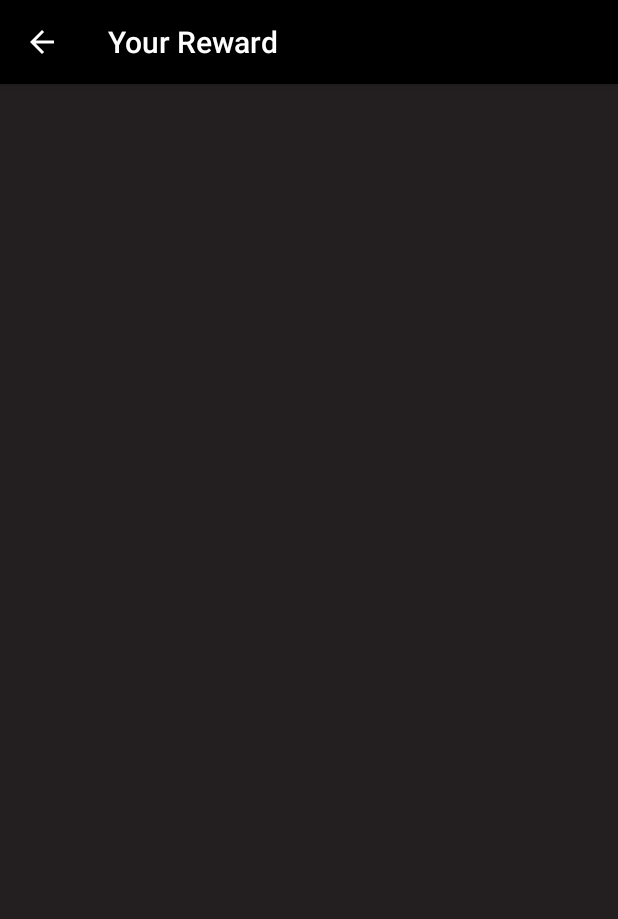
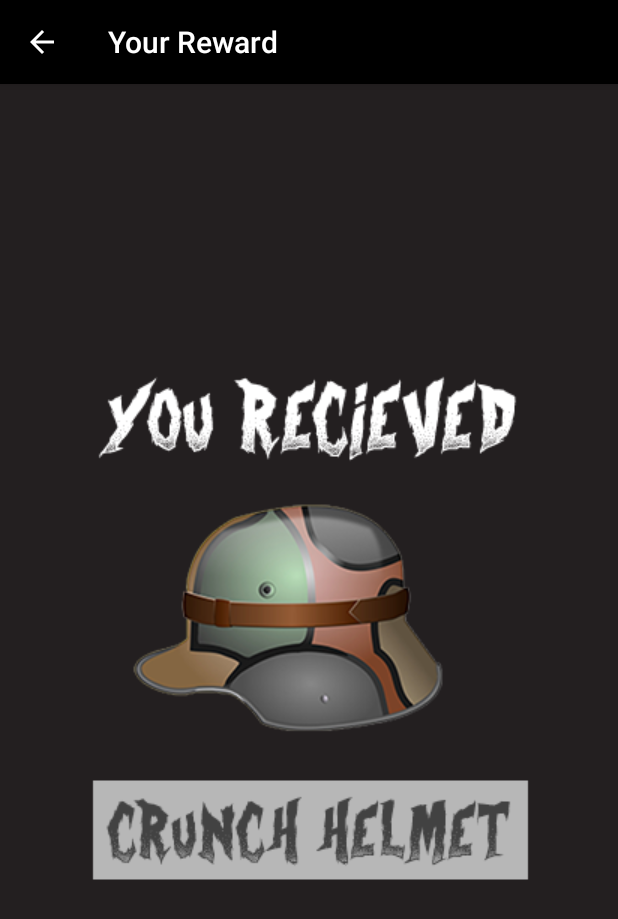
Before and after one commit to bigmonte/NecromancyCompanionApp, an Android app: the OpenedReward screen opened directly, with no data from a screen before it, on a phone screen of 412 x 824 dp. Shown: the top 919 px of the screen. Run offline under Robolectric (Android 15) with nearby library versions, the light colour scheme and no system bars.

Commit message:
temp image added in the opened gift activity

```diff
--- a/app/src/main/res/layout/activity_opened_reward.xml
+++ b/app/src/main/res/layout/activity_opened_reward.xml
@@ -7,4 +7,17 @@
     android:background="@drawable/background"
     tools:context=".OpenedReward">
 
+    <ImageView
+        android:id="@+id/imageView2"
+        android:layout_width="wrap_content"
+        android:layout_height="wrap_content"
+        android:layout_marginBottom="8dp"
+        android:layout_marginEnd="8dp"
+        android:layout_marginStart="8dp"
+        android:layout_marginTop="8dp"
+        app:layout_constraintBottom_toBottomOf="parent"
+        app:layout_constraintEnd_toEndOf="parent"
+        app:layout_constraintStart_toStartOf="parent"
+        app:layout_constraintTop_toTopOf="parent"
+        app:srcCompat="@drawable/openedgift" />
 </android.support.constraint.ConstraintLayout>
```
Also changed, not shown: app/src/main/res/drawable/openedgift.png (added).
